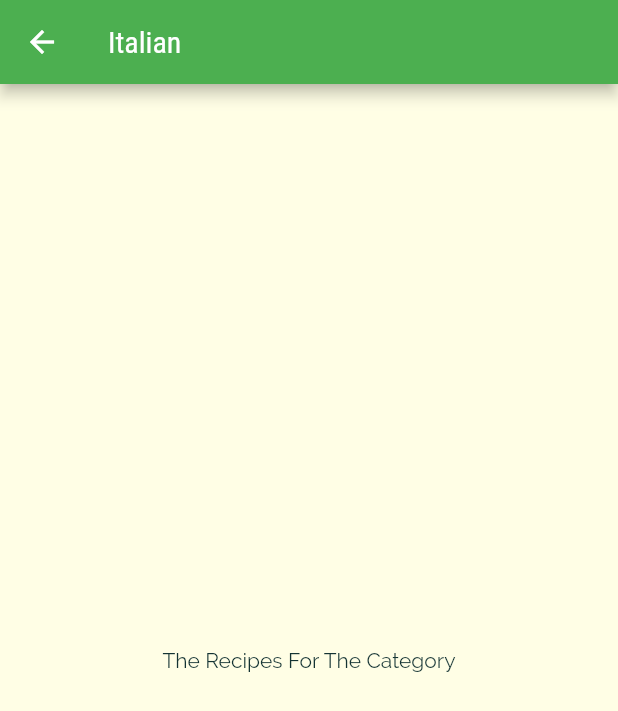
After one commit to LukeKow/meals-app, a Flutter app: the screen it shows after launch, after a tap on "Italian", on a phone screen of 412 x 824 dp. The commit adds this screen. Shown: the top 711 px of the screen. Run offline on Flutter 3.47's test engine with Material 2 defaults, Android fonts, the phone set to English and light mode, and no system bars.

Commit message:
categories and meals screen, category item, Navigator.push for routing

```diff
--- a/lib/categories_screen.dart
+++ b/lib/categories_screen.dart
@@ -20,6 +20,7 @@ class CategoriesScreen extends StatelessWidget {
         children: dummyCategories
             .map((category) => CategoryItem(
                   category.title,
+                  category.id,
                   category.color,
                 ))
             .toList(),
--- a/lib/category_item.dart
+++ b/lib/category_item.dart
@@ -1,14 +1,31 @@
 import 'package:flutter/material.dart';
+import 'package:meals_app/category_meals_screen.dart';
 
 class CategoryItem extends StatelessWidget {
+  final String id;
   final String title;
   final Color color;
 
-  const CategoryItem(this.title, this.color, {super.key});
+  const CategoryItem(
+    this.title,
+    this.id,
+    this.color, {
+    super.key,
+  });
+
+  void selectCategory(BuildContext ctx) {
+    Navigator.of(ctx).push(MaterialPageRoute(builder: (_) {
+      return CategoryMealsScreen(id, title);
+    }));
+  }
 
   @override
   Widget build(BuildContext context) {
-    return Container(
+    return InkWell(
+      onTap: () => selectCategory(context),
+      splashColor: Theme.of(context).primaryColor,
+      borderRadius: BorderRadius.circular(4),
+      child: Container(
         padding: const EdgeInsets.all(15),
         decoration: BoxDecoration(
           gradient: LinearGradient(
@@ -25,6 +42,7 @@ class CategoryItem extends StatelessWidget {
           title,
           style: Theme.of(context).textTheme.headline6,
         ),
+      ),
     );
   }
 }
--- /dev/null
+++ b/lib/category_meals_screen.dart
@@ -0,0 +1,24 @@
+import 'package:flutter/material.dart';
+
+class CategoryMealsScreen extends StatelessWidget {
+  final String categoryId;
+  final String categoryTitle;
+
+  const CategoryMealsScreen(
+    this.categoryId,
+    this.categoryTitle, {
+    super.key,
+  });
+
+  @override
+  Widget build(BuildContext context) {
+    return Scaffold(
+      appBar: AppBar(
+        title: Text(categoryTitle),
+      ),
+      body: const Center(
+        child: Text('The Recipes For The Category'),
+      ),
+    );
+  }
+}
```
Lines whose indentation alone changed are shown as unchanged.
